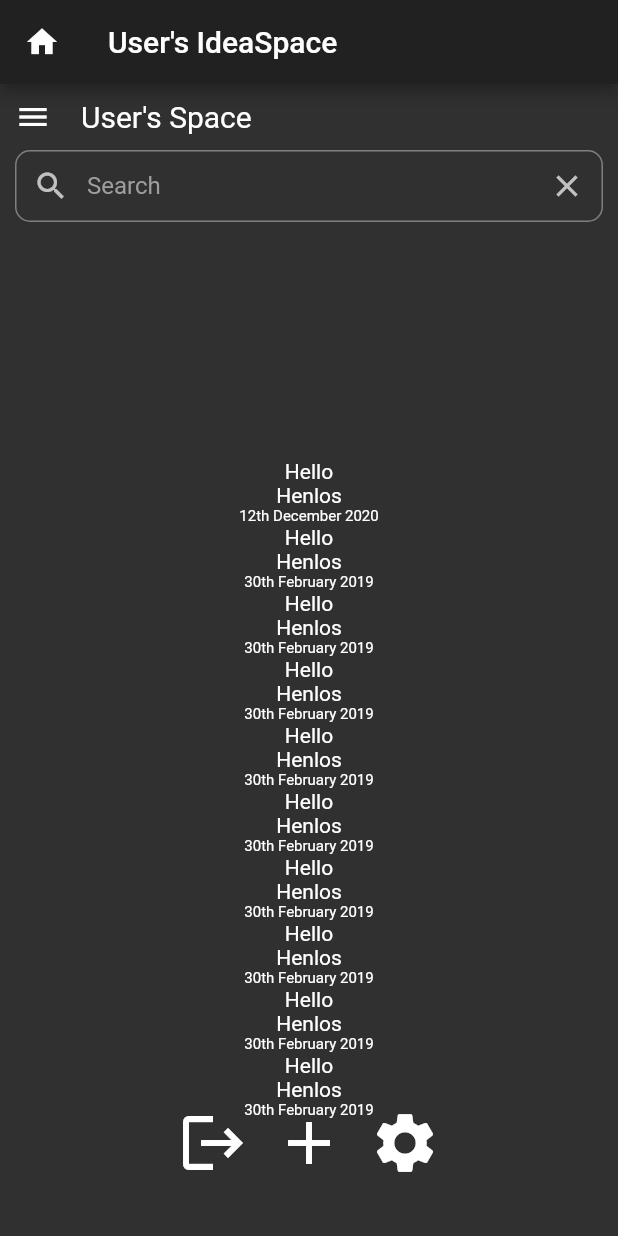
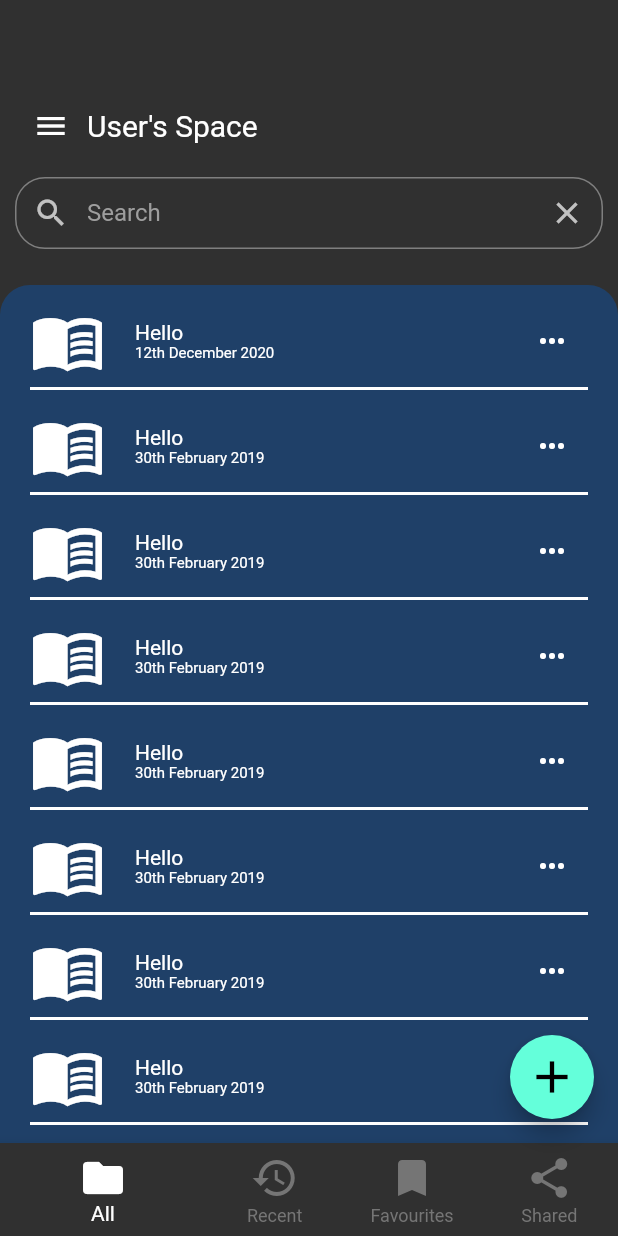
Before and after one commit to TheBlitzzz/Idea_Space, a Flutter app: the HomePage screen opened directly, on a phone screen of 412 x 824 dp. Run offline on Flutter 3.47's test engine with Material 2 defaults, Android fonts, the phone set to English and light mode, and no system bars.

Commit message:
Updated the homepage. Notifications not implemented. All, recent, favourites and shared files are not implemented. Homepage is currently displaying placeholder values.

```diff
--- a/lib/HomePage/Homepage.dart
+++ b/lib/HomePage/Homepage.dart
@@ -7,3 +7,5 @@ import 'package:flutter/material.dart';
 import 'package:idea_space/MindMap/MindMap.dart';
 
 part 'HomepageWidget.dart';
+
+part 'FileIndexer.dart';
--- a/lib/HomePage/HomepageWidget.dart
+++ b/lib/HomePage/HomepageWidget.dart
@@ -6,10 +6,14 @@ class HomePage extends StatefulWidget {
 }
 
 class _HomePageState extends State<HomePage> {
-  static const double itemSize = 250;
-  final Radius borderRadius = Radius.circular(10);
+  static const double _itemSize = 50,
+      _appBarOffset = 50,
+      // _bottomButtonSpacing = 40,
+      // _navigationBarIconSize = 32,
+      _borderRadius = 20;
   TextEditingController _searchController = TextEditingController();
-  int currentSelected = 0;
+  int _currentSelected = 0;
+  int _selectedIndex = 0;
 
   @override
   void initState() {
@@ -25,30 +29,34 @@ class _HomePageState extends State<HomePage> {
 
   @override
   Widget build(BuildContext context) {
-    AppBar appBar = AppBar(
-      title: Align(
-        alignment: Alignment.centerLeft,
-        child: Text(
-          "User's IdeaSpace",
-          style: TextStyle(color: Colors.white),
-        ),
-      ),
-      leading: Icon(Icons.home),
-    );
+    // AppBar appBar = AppBar(
+    //   title: Align(
+    //     alignment: Alignment.centerLeft,
+    //     child: Text(
+    //       "User's IdeaSpace",
+    //       style: TextStyle(color: Colors.white),
+    //     ),
+    //   ),
+    //   leading: Icon(Icons.home),
+    // );
 
     Widget stack = Stack(
       fit: StackFit.expand,
       children: [
         _createDocumentList(),
-        _createBottomButtons(),
         _createSearchBar(),
       ],
     );
     return Scaffold(
-      appBar: appBar,
+      // appBar: appBar,
       body: Center(
         child: stack,
       ),
+      floatingActionButton: FloatingActionButton(
+        child: Icon(Icons.add, size: 36),
+        onPressed: () {},
+      ),
+      bottomNavigationBar: _createBottomNavigationBar(),
     );
   }
 
@@ -58,19 +66,19 @@ class _HomePageState extends State<HomePage> {
       child: Row(
         mainAxisAlignment: MainAxisAlignment.start,
         children: [
-          Icon(Icons.menu),
-          SizedBox(width: 20),
-          Text(
-            "User's Space",
-            style: TextStyle(fontSize: 20),
+          IconButton(
+            iconSize: 24,
+            icon: Icon(Icons.menu),
+            onPressed: () {},
           ),
+          Text("User's Space", style: TextStyle(fontSize: 20)),
         ],
       ),
     );
     Widget searchField = TextField(
       controller: _searchController,
       decoration: InputDecoration(
-        border: OutlineInputBorder(borderRadius: BorderRadius.all(borderRadius)),
+        border: OutlineInputBorder(borderRadius: BorderRadius.circular(_borderRadius)),
         hintStyle: TextStyle(color: Colors.grey[500]),
         hintText: "Search",
         contentPadding: EdgeInsets.all(10),
@@ -88,6 +96,7 @@ class _HomePageState extends State<HomePage> {
       padding: EdgeInsets.all(10),
       child: Column(
         children: [
+          SizedBox(height: _appBarOffset),
           title,
           SizedBox(height: 10),
           searchField,
@@ -96,73 +105,201 @@ class _HomePageState extends State<HomePage> {
     );
   }
 
+  // Widget _createDocumentTab() {
+  //   double tabWidth = MediaQuery.of(context).size.width / 4;
+  //   return Padding(
+  //     padding: EdgeInsets.only(top: 100 + _appBarOffset),
+  //     child: Container(
+  //       padding: EdgeInsets.only(top: 5),
+  //       height: 60,
+  //       decoration: BoxDecoration(
+  //         color: Color.fromARGB(255, 27, 27, 47),
+  //         borderRadius: BorderRadius.only(
+  //           topLeft: Radius.circular(_borderRadius),
+  //           topRight: Radius.circular(_borderRadius),
+  //         ),
+  //       ),
+  //       child: Align(
+  //         alignment: Alignment.topCenter,
+  //         child: Row(
+  //           mainAxisAlignment: MainAxisAlignment.center,
+  //           children: [
+  //             SizedBox(
+  //               width: tabWidth,
+  //               child: TextButton(
+  //                 child: Text("Recent"),
+  //               ),
+  //             ),
+  //             SizedBox(
+  //               width: tabWidth,
+  //               child: TextButton(
+  //                 child: Text("All"),
+  //               ),
+  //             ),
+  //             SizedBox(
+  //               width: tabWidth,
+  //               child: TextButton(
+  //                 child: Text("Favourites"),
+  //               ),
+  //             ),
+  //             SizedBox(
+  //               width: tabWidth,
+  //               child: TextButton(
+  //                 child: Text("Shared"),
+  //               ),
+  //             ),
+  //           ],
+  //         ),
+  //       ),
+  //     ),
+  //   );
+  // }
+  Widget _createBottomNavigationBar() {
+    return BottomNavigationBar(
+      currentIndex: _selectedIndex,
+      items: [
+        BottomNavigationBarItem(
+          icon: Icon(Icons.folder),
+          label: "All",
+        ),
+        BottomNavigationBarItem(
+          icon: Icon(Icons.history),
+          label: "Recent",
+        ),
+        BottomNavigationBarItem(
+          icon: Icon(Icons.bookmark),
+          label: "Favourites",
+        ),
+        BottomNavigationBarItem(
+          icon: Icon(Icons.share),
+          label: "Shared",
+        ),
+      ],
+      iconSize: 32,
+      backgroundColor: Color.fromARGB(255, 27, 27, 47),
+      showUnselectedLabels: true,
+      selectedItemColor: Colors.white,
+      unselectedItemColor: Colors.grey[600],
+      onTap: (index) => setState(() {
+        _selectedIndex = index;
+      }),
+    );
+  }
+
   Widget _createDocumentList() {
-    return ListView.builder(
-      padding: EdgeInsets.only(left: 125, right: 125, top: 250, bottom: 250),
-      itemBuilder: _createDocumentItem,
-      itemCount: 10,
+    return Container(
+      padding: EdgeInsets.only(top: 140 + _appBarOffset),
+      child: Container(
+        decoration: BoxDecoration(
+          color: Color.fromARGB(255, 31, 64, 104),
+          borderRadius: BorderRadius.only(
+            topLeft: Radius.circular(_borderRadius),
+            topRight: Radius.circular(_borderRadius),
+          ),
+        ),
+        child: ListView.builder(
+          clipBehavior: Clip.hardEdge,
+          shrinkWrap: true,
+          padding: EdgeInsets.only(left: 10, right: 10),
+          itemBuilder: _createDocumentItem,
+          itemCount: 20,
+          itemExtent: _itemSize + 20,
+        ),
+      ),
     );
   }
 
   Widget _createDocumentItem(BuildContext context, int index) {
     Widget button = InkWell(
+      borderRadius: BorderRadius.circular(10),
       onTap: () => Navigator.push(context, MaterialPageRoute(builder: (context) => MindMapEditorPage())),
-      child: Text("Hello"),
     );
-    // Widget title = Align(
-    //   // alignment: Alignment.topCenter,
-    //   child: Text(
-    //     index == currentSelected ? "School Related Ideas" : "Doodles",
-    //     style: TextStyle(fontSize: 20),
-    //     textAlign: TextAlign.center,
-    //   ),
-    // );
-    Widget lastEdit = Align(
-      child: Text(
-        index == currentSelected ? "12th December 2020" : "30th February 2019",
-        style: TextStyle(fontSize: 10),
-        textAlign: TextAlign.center,
-      ),
+    Widget lastEdit = Text(
+      index == _currentSelected ? "12th December 2020" : "30th February 2019",
+      style: TextStyle(fontSize: 10),
+      textAlign: TextAlign.center,
     );
-    Widget icon = Icon(Icons.menu_book);
-    Widget title = Text("Henlos");
-    return Column(
-      children: [
-        button,
-        title,
-        lastEdit,
-      ],
+    Widget icon = Icon(
+      Icons.menu_book,
+      size: _itemSize,
     );
-  }
-
-  Widget _createBottomButtons() {
-    return Align(
-      alignment: Alignment.bottomCenter,
-      child: Padding(
-        padding: EdgeInsets.only(bottom: 30),
-        child: Row(
-          mainAxisAlignment: MainAxisAlignment.center,
+    Widget moreButton = IconButton(
+      icon: Icon(Icons.more_horiz),
+      onPressed: () {
+        debugPrint("More Options");
+      },
+    );
+    Widget title = Text("Hello");
+    return Padding(
+      padding: EdgeInsets.only(left: 10, right: 10, top: 5),
+      child: Container(
+        child: Stack(
+          fit: StackFit.expand,
           children: [
-            IconButton(
-              iconSize: 48,
-              icon: Icon(Icons.logout),
-              onPressed: () => Navigator.of(context).pop(),
+            button,
+            Align(
+              alignment: Alignment.centerLeft,
+              child: icon,
             ),
-            IconButton(
-              iconSize: 48,
-              icon: Icon(Icons.add),
-              onPressed: () => Navigator.push(context, MaterialPageRoute(builder: (context) => MindMapEditorPage())),
+            Padding(
+              padding: EdgeInsets.only(left: _itemSize + 20),
+              child: Column(
+                mainAxisAlignment: MainAxisAlignment.center,
+                children: [
+                  Align(
+                    alignment: Alignment.centerLeft,
+                    child: title,
+                  ),
+                  Align(
+                    alignment: Alignment.centerLeft,
+                    child: lastEdit,
+                  ),
+                ],
+              ),
             ),
-            IconButton(
-              iconSize: 48,
-              icon: Icon(Icons.settings),
-              onPressed: () => debugPrint("Configuring settings"),
+            Align(
+              alignment: Alignment.centerRight,
+              child: moreButton,
+            ),
+            Align(
+              alignment: Alignment.bottomCenter,
+              child: Container(
+                height: 2,
+                decoration: BoxDecoration(
+                  color: Colors.white,
+                ),
+              ),
             ),
           ],
         ),
       ),
     );
   }
+
+// Widget _createBottomButtons() {
+//   return Row(
+//     mainAxisAlignment: MainAxisAlignment.center,
+//     children: [
+//       IconButton(
+//         iconSize: _navigationBarIconSize,
+//         icon: Icon(Icons.logout),
+//         onPressed: () => Navigator.of(context).pop(),
+//       ),
+//       SizedBox(width: _bottomButtonSpacing),
+//       IconButton(
+//         iconSize: _navigationBarIconSize,
+//         icon: Icon(Icons.add),
+//         onPressed: () => Navigator.push(context, MaterialPageRoute(builder: (context) => MindMapEditorPage())),
+//       ),
+//       SizedBox(width: _bottomButtonSpacing),
+//       IconButton(
+//         iconSize: _navigationBarIconSize,
+//         icon: Icon(Icons.settings),
+//         onPressed: () => debugPrint("Configuring settings"),
+//       ),
+//     ],
+//   );
+// }
 }
 
 // class HomepageWidget extends StatefulWidget {
```
